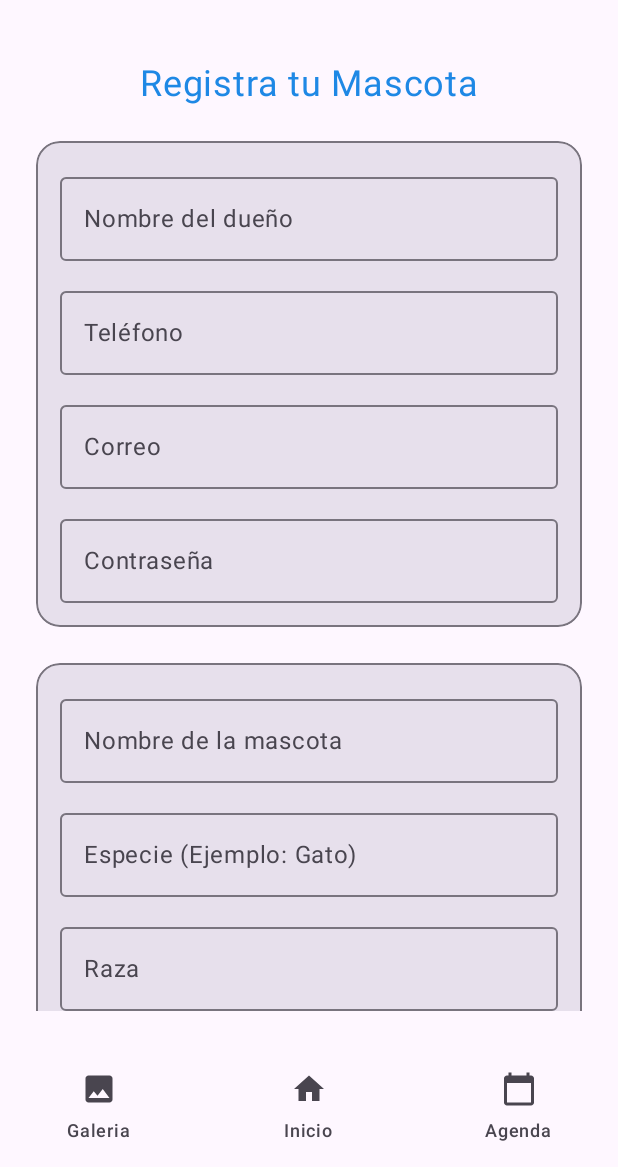
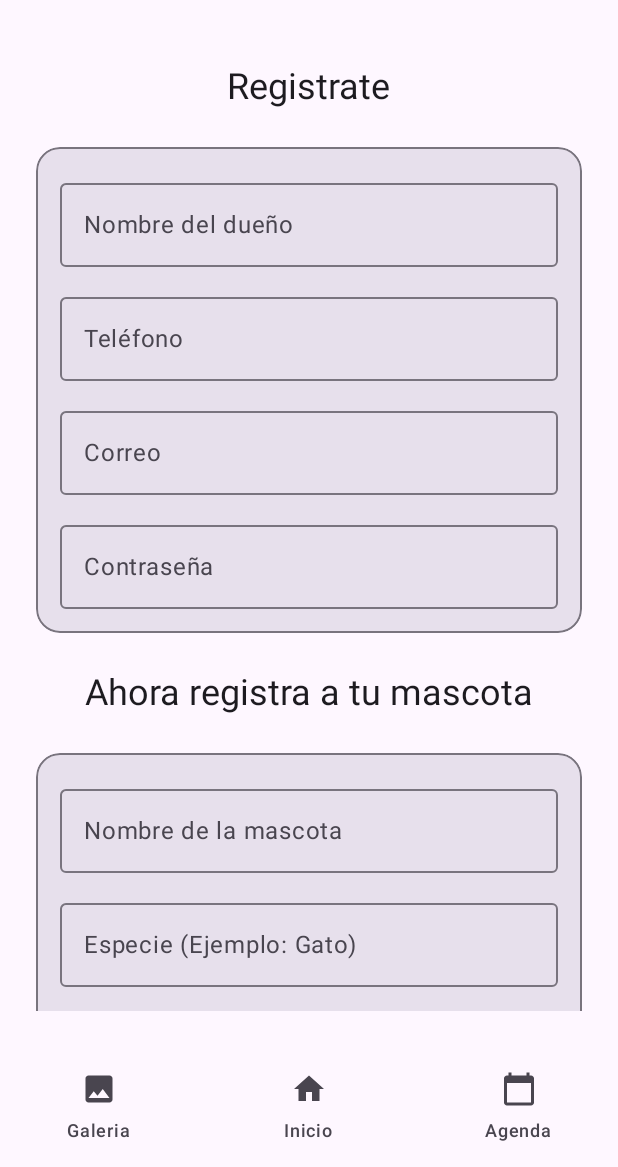
Before and after one commit to LaHechicera/PetDateApp, an Android app built with Jetpack Compose: the RegisterScreen screen opened through its navigation route, on a phone screen of 412 x 824 dp, the part 69-1236 px from its top. Run offline under Robolectric (Android 15) with nearby library versions, the phone set to English and light mode, and no system bars.

Commit message:
cambio registro letras

```diff
--- a/app/src/main/java/com/example/petdateapp/ui/RegisterScreen.kt
+++ b/app/src/main/java/com/example/petdateapp/ui/RegisterScreen.kt
@@ -82,8 +82,11 @@ fun RegisterScreen(viewModel: RegisterViewModel = viewModel(), navController: Na
                     .verticalScroll(rememberScrollState()),
                 horizontalAlignment = Alignment.CenterHorizontally
             ) {
-                Text("Registra tu Mascota", fontSize = 24.sp, color = Color(0xFF1E88E5))
-                Spacer(modifier = Modifier.height(24.dp))
+                Text("Registrate", style = MaterialTheme.typography.headlineSmall.copy(
+                    color = MaterialTheme.colorScheme.onBackground
+                ))
+                Spacer(modifier = Modifier.height(24.dp)
+                )
 
                 // Dueño
                 Box(
@@ -139,6 +142,11 @@ fun RegisterScreen(viewModel: RegisterViewModel = viewModel(), navController: Na
                 Spacer(modifier = Modifier.height(24.dp))
 
                 // Mascota
+                Text("Ahora registra a tu mascota", style = MaterialTheme.typography.headlineSmall.copy(
+                    color = MaterialTheme.colorScheme.onBackground
+                ))
+                Spacer(modifier = Modifier.height(24.dp))
+
                 Box(
                     modifier = Modifier
                         .fillMaxWidth()
@@ -206,8 +214,8 @@ fun RegisterScreen(viewModel: RegisterViewModel = viewModel(), navController: Na
                     modifier = Modifier.fillMaxWidth(),
                     shape = RoundedCornerShape(8.dp),
                     colors = ButtonDefaults.buttonColors(
-                        containerColor = Color(0xFF1E88E5),
-                        contentColor = Color.White
+                        containerColor = MaterialTheme.colorScheme.primary,
+                        contentColor = MaterialTheme.colorScheme.onPrimary
                     )
                 ) {
                     Text("Registrar Mascota")
```
